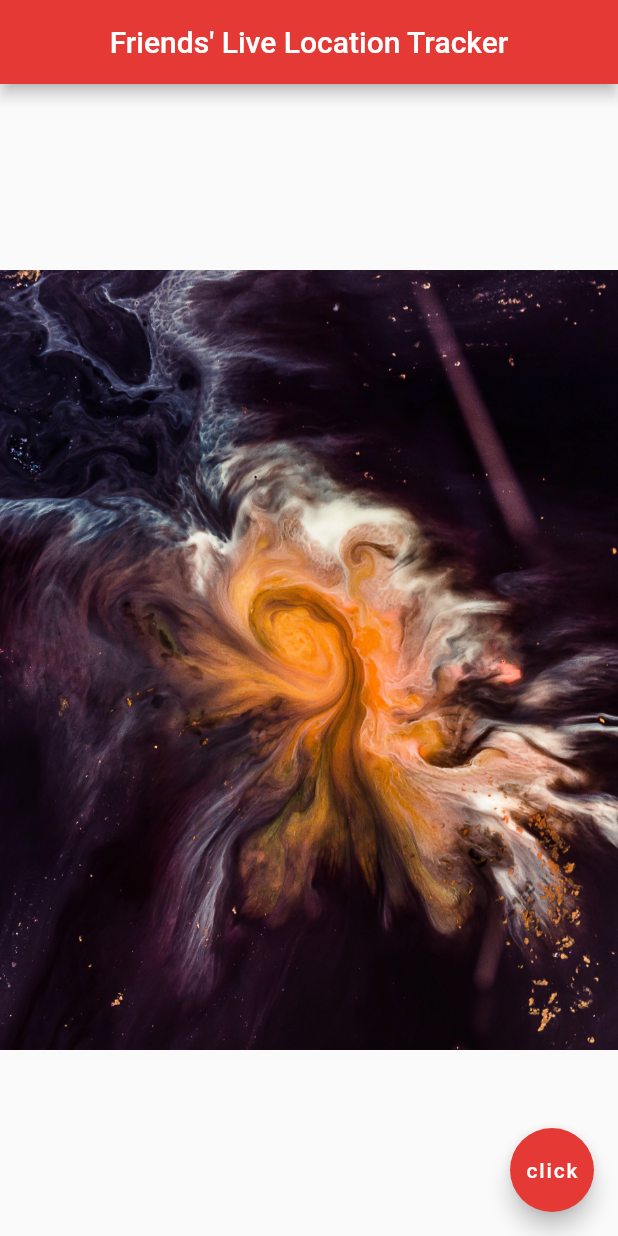
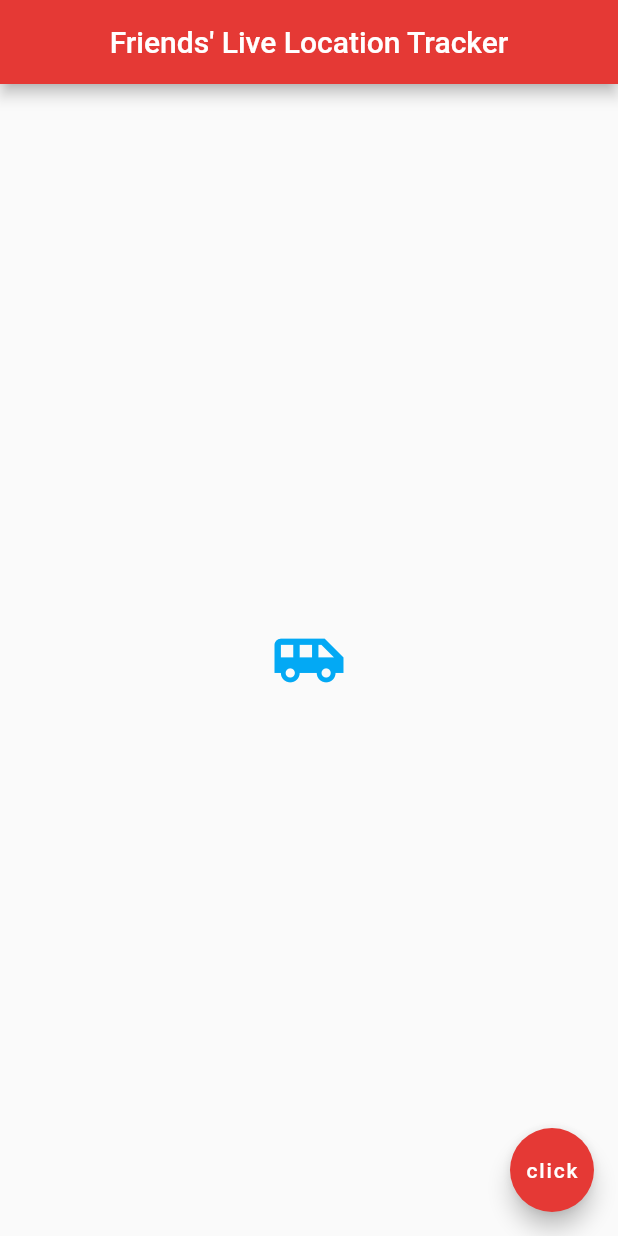
Before and after one commit to yashbg/friends_live_location_tracker, a Flutter app: the screen it shows after launch, on a phone screen of 412 x 824 dp. Run offline on Flutter 3.47's test engine with Material 2 defaults, Android fonts, the phone set to English and light mode, and no system bars.

Commit message:
Add icon

```diff
--- a/lib/main.dart
+++ b/lib/main.dart
@@ -16,7 +16,11 @@ class Home extends StatelessWidget {
         backgroundColor: Colors.red[600],
       ),
       body: Center(
-        child: Image.asset('assets/space.jpg'),
+        child: Icon(
+          Icons.airport_shuttle,
+          color: Colors.lightBlue,
+          size: 50,
+        ),
       ),
       floatingActionButton: FloatingActionButton(
         onPressed: () {
```
